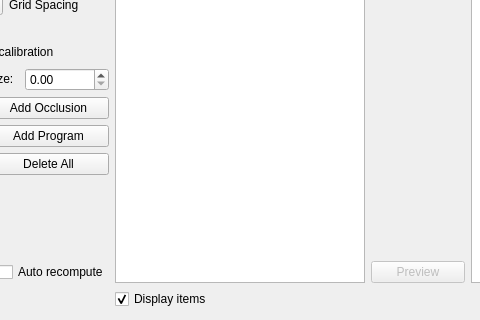
The window that lib/devices/Scanner/ProtocolTemplate.ui (acq4/acq4) describes before a commit, drawn with Qt 5; both pictures show x 109 to 589 and y 161 to 481 of the 898 by 481 pixel window.
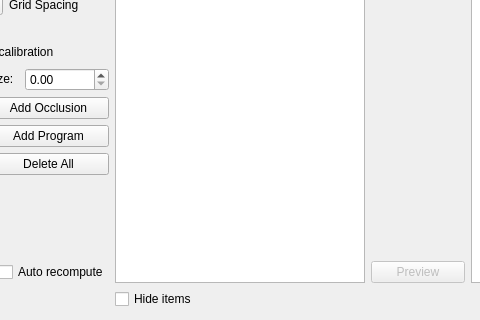
The same window after the commit. Custom widgets are drawn as their Qt base class.

Commit message: Scanner bug fixes -- grid items now reload with the correct angles -- Interface change: DisplayItemsCheck -> HideItemsCheck

```diff
--- a/lib/devices/Scanner/ProtocolTemplate.ui
+++ b/lib/devices/Scanner/ProtocolTemplate.ui
@@ -356,12 +356,15 @@
     </widget>
    </item>
    <item row="8" column="2">
-    <widget class="QCheckBox" name="displayCheck">
+    <widget class="QCheckBox" name="hideCheck">
+     <property name="enabled">
+      <bool>true</bool>
+     </property>
      <property name="text">
-      <string>Display items</string>
+      <string>Hide items</string>
      </property>
      <property name="checked">
-      <bool>true</bool>
+      <bool>false</bool>
      </property>
     </widget>
    </item>
```
The commit also changes 2 other files.
